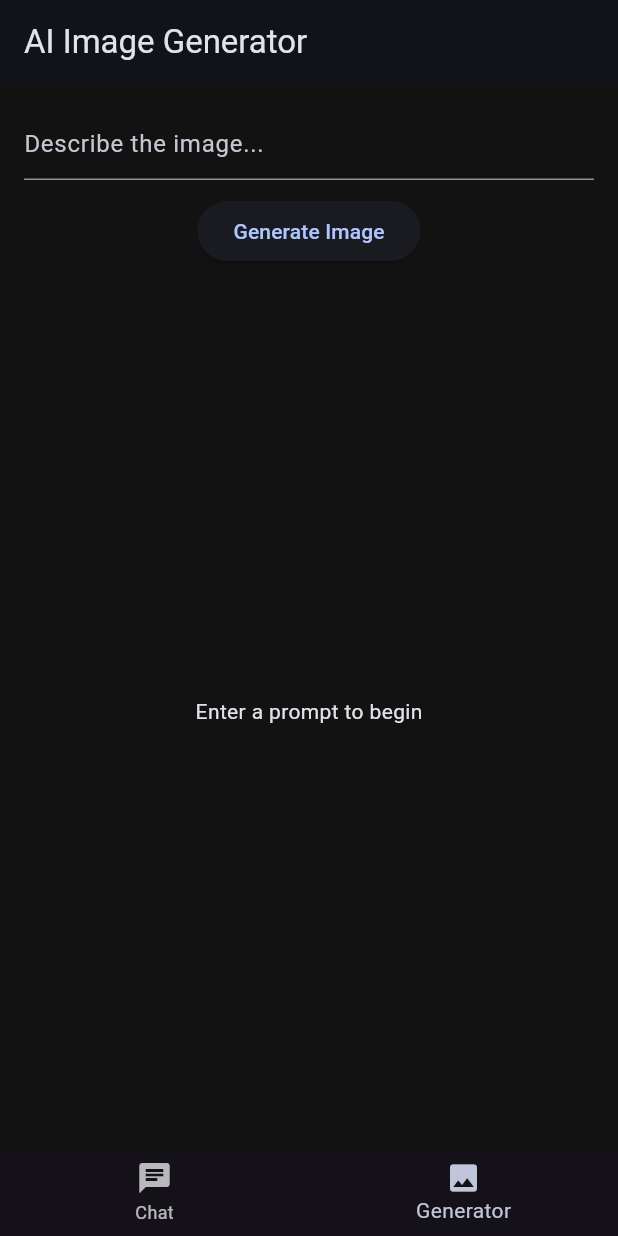
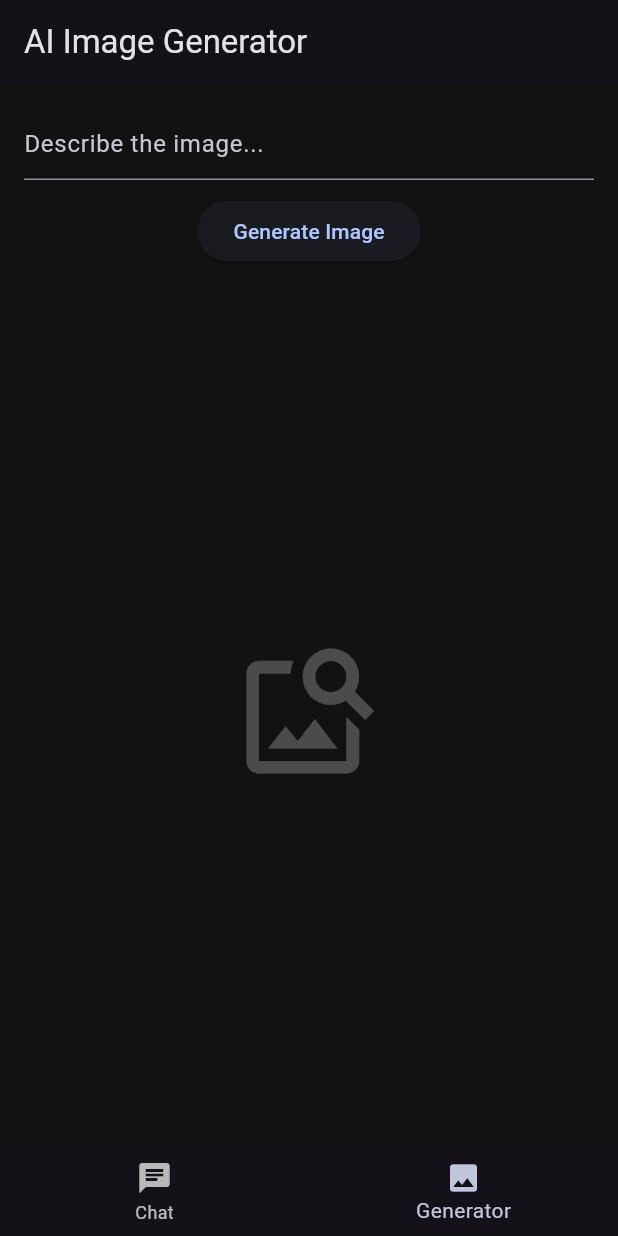
Before and after one commit to Afia-Mobasshira2/AI-Chat-Image-Generator-App-ost, a Flutter app: the screen it shows after launch, item 2 of the bottom bar chosen, on a phone screen of 412 x 824 dp. Run offline on Flutter 3.47's test engine with Material 3 defaults, Android fonts, the phone set to English and light mode, and no system bars; missing offline and left inert: dart_openai.

Commit message:
new update

```diff
--- a/lib/screens/image_screen.dart
+++ b/lib/screens/image_screen.dart
@@ -22,12 +22,45 @@ class ImageScreen extends StatelessWidget {
               child: const Text("Generate Image"),
             ),
             const SizedBox(height: 20),
-            Expanded(
-              child: aiProvider.isImageLoading
-                ? const Center(child: CircularProgressIndicator())
-                : aiProvider.generatedImageUrl.isEmpty
-                  ? const Center(child: Text("Enter a prompt to begin"))
-                  : Image.network(aiProvider.generatedImageUrl),
+
+
+          Expanded(
+              child: Center(
+                child:
+                    aiProvider.isImageLoading
+                        ? const CircularProgressIndicator()
+                        : aiProvider.generatedImageUrl.isEmpty
+                        ? const Icon(
+                          Icons.image_search,
+                          size: 100,
+                          color: Colors.white24,
+                        )
+                        : Container(
+                          decoration: BoxDecoration(
+                            borderRadius: BorderRadius.circular(20),
+                            boxShadow: [
+                              BoxShadow(
+                                color: Colors.blueAccent.withOpacity(0.3),
+                                blurRadius: 20,
+                              ),
+                            ],
+                          ),
+                          child: ClipRRect(
+                            borderRadius: BorderRadius.circular(20),
+                            child: Image.network(
+                              aiProvider.generatedImageUrl,
+                              loadingBuilder: (
+                                context,
+                                child,
+                                loadingProgress,
+                              ) {
+                                if (loadingProgress == null) return child;
+                                return const CircularProgressIndicator();
+                              },
+                            ),
+                          ),
+                        ),
+              ),
             )
           ],
         ),
```
